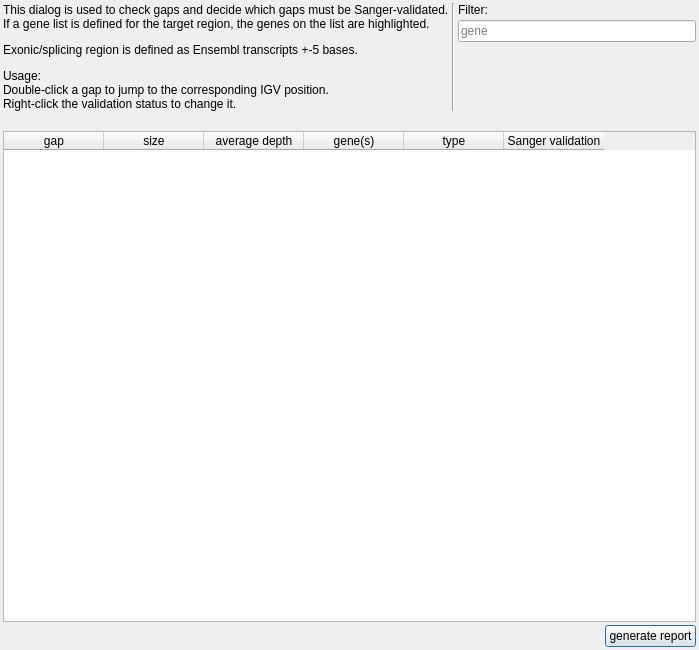
Qt form src/GSvar/GapDialog.ui (imgag/ngs-bits) before a commit.
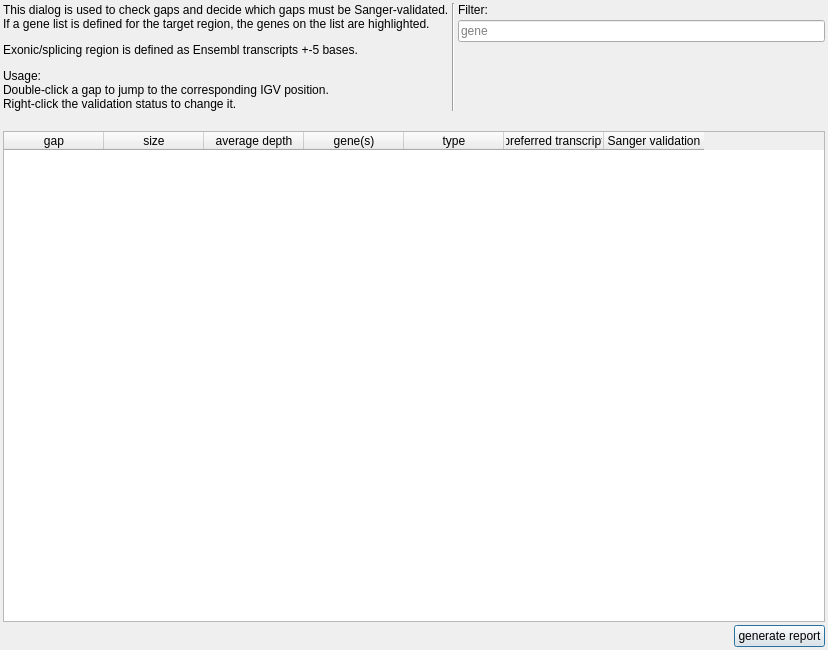
The same form after that commit.

Commit message: GSvar: added 'preferred transcript' column to gap recalculation dialog.

Patch:
```diff
--- a/src/GSvar/GapDialog.ui
+++ b/src/GSvar/GapDialog.ui
@@ -6,7 +6,7 @@
    <rect>
     <x>0</x>
     <y>0</y>
-    <width>699</width>
+    <width>828</width>
     <height>650</height>
    </rect>
   </property>
@@ -145,6 +145,14 @@
        <string>CCDS exons +- 5 bases flanking regions are marked as &quot;exonic/splicing&quot;.</string>
       </property>
      </column>
+     <column>
+      <property name="text">
+       <string>preferred transcript</string>
+      </property>
+      <property name="toolTip">
+       <string>&lt;html&gt;&lt;head/&gt;&lt;body&gt;&lt;p&gt;Shows if the gap overlaps a preferred transcript (exons +- 5 bases flanking regions).&lt;br/&gt;&lt;br/&gt;If no preferred transcripts are defined for the gene(s), it stays empty.&lt;/p&gt;&lt;/body&gt;&lt;/html&gt;</string>
+      </property>
+     </column>
      <column>
       <property name="text">
        <string>Sanger validation</string>
```
Left out of the diff: 6 changed lines with no effect on the pictures. The commit also changes 4 other files.
